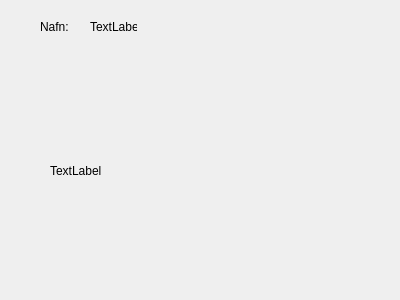
First picture: the form in Hopur21Verkefni/MyComputerScienceList/ui/csmoreinfo.ui, repository Hopur21/Hopur21, before the edit.
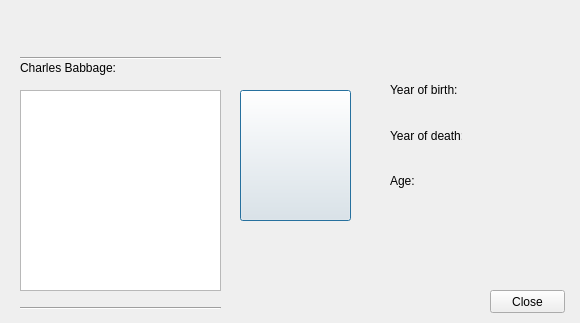
Second picture: the form after the edit. Icons and pictures are not drawn.

```diff
--- a/Hopur21Verkefni/MyComputerScienceList/ui/csmoreinfo.ui
+++ b/Hopur21Verkefni/MyComputerScienceList/ui/csmoreinfo.ui
@@ -6,52 +6,168 @@
    <rect>
     <x>0</x>
     <y>0</y>
-    <width>400</width>
-    <height>300</height>
+    <width>580</width>
+    <height>323</height>
    </rect>
   </property>
   <property name="windowTitle">
    <string>Dialog</string>
   </property>
-  <widget class="QLabel" name="label">
+  <widget class="Line" name="line">
    <property name="geometry">
     <rect>
-     <x>40</x>
-     <y>20</y>
-     <width>47</width>
-     <height>13</height>
+     <x>20</x>
+     <y>50</y>
+     <width>201</width>
+     <height>16</height>
     </rect>
    </property>
-   <property name="text">
-    <string>Nafn: </string>
+   <property name="orientation">
+    <enum>Qt::Horizontal</enum>
    </property>
   </widget>
-  <widget class="QLabel" name="label_tempNafn">
+  <widget class="QPushButton" name="pushButton_imageComputer">
    <property name="geometry">
     <rect>
-     <x>90</x>
-     <y>20</y>
-     <width>47</width>
-     <height>13</height>
-    </rect>
-   </property>
-   <property name="text">
-    <string>TextLabel</string>
-   </property>
-  </widget>
-  <widget class="QLabel" name="showPicLabel">
-   <property name="geometry">
-    <rect>
-     <x>50</x>
+     <x>240</x>
      <y>90</y>
      <width>111</width>
-     <height>161</height>
+     <height>131</height>
     </rect>
    </property>
+   <property name="font">
+    <font>
+     <family>Calibri</family>
+    </font>
+   </property>
    <property name="text">
-    <string>TextLabel</string>
+    <string/>
    </property>
+   <property name="icon">
+    <iconset resource="../resources.qrc">
+     <normaloff>:/icons/images/image_computer.png</normaloff>:/icons/images/image_computer.png</iconset>
+   </property>
+   <property name="iconSize">
+    <size>
+     <width>100</width>
+     <height>150</height>
+    </size>
+   </property>
   </widget>
+  <widget class="QTextBrowser" name="textBrowser">
+   <property name="geometry">
+    <rect>
+     <x>20</x>
+     <y>90</y>
+     <width>201</width>
+     <height>201</height>
+    </rect>
+   </property>
+  </widget>
+  <widget class="QLabel" name="label_5">
+   <property name="geometry">
+    <rect>
+     <x>20</x>
+     <y>60</y>
+     <width>101</width>
+     <height>16</height>
+    </rect>
+   </property>
+   <property name="text">
+    <string>Charles Babbage:</string>
+   </property>
+  </widget>
+  <widget class="Line" name="line_2">
+   <property name="geometry">
+    <rect>
+     <x>20</x>
+     <y>300</y>
+     <width>201</width>
+     <height>16</height>
+    </rect>
+   </property>
+   <property name="orientation">
+    <enum>Qt::Horizontal</enum>
+   </property>
+  </widget>
+  <widget class="QPushButton" name="pushButton">
+   <property name="geometry">
+    <rect>
+     <x>490</x>
+     <y>290</y>
+     <width>75</width>
+     <height>23</height>
+    </rect>
+   </property>
+   <property name="text">
+    <string>Close</string>
+   </property>
+  </widget>
+  <widget class="QLabel" name="label">
+   <property name="geometry">
+    <rect>
+     <x>20</x>
+     <y>20</y>
+     <width>101</width>
+     <height>31</height>
+    </rect>
+   </property>
+   <property name="text">
+    <string/>
+   </property>
+   <property name="pixmap">
+    <pixmap resource="../resources.qrc">:/icons/images/logo_about.png</pixmap>
+   </property>
+   <property name="scaledContents">
+    <bool>true</bool>
+   </property>
+  </widget>
+  <widget class="QWidget" name="">
+   <property name="geometry">
+    <rect>
+     <x>390</x>
+     <y>70</y>
+     <width>72</width>
+     <height>131</height>
+    </rect>
+   </property>
+   <layout class="QVBoxLayout" name="verticalLayout">
+    <item>
+     <widget class="QLabel" name="label_tempNafn">
+      <property name="text">
+       <string>Year of birth:</string>
+      </property>
+     </widget>
+    </item>
+    <item>
+     <widget class="QLabel" name="label_2">
+      <property name="text">
+       <string>Year of death:</string>
+      </property>
+     </widget>
+    </item>
+    <item>
+     <widget class="QLabel" name="label_3">
+      <property name="text">
+       <string>Age:</string>
+      </property>
+     </widget>
+    </item>
+   </layout>
+  </widget>
+  <zorder>label</zorder>
+  <zorder>label_tempNafn</zorder>
+  <zorder>line</zorder>
+  <zorder>label_2</zorder>
+  <zorder>label_3</zorder>
+  <zorder>label_4</zorder>
+  <zorder>pushButton_imageComputer</zorder>
+  <zorder>textBrowser</zorder>
+  <zorder>label_5</zorder>
+  <zorder>line_2</zorder>
+  <zorder>label_tempNafn</zorder>
+  <zorder>pushButton</zorder>
+  <zorder>label</zorder>
  </widget>
  <resources/>
  <connections/>
```
Left out of the diff: 4 changed lines with no effect on the pictures.
